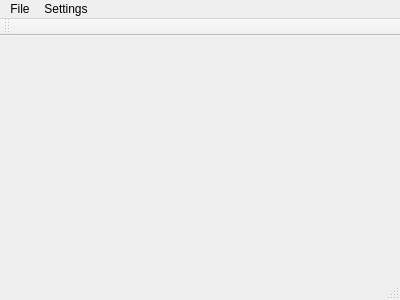
Above: mainwindow.ui from nnarain/dotrix before the change. Below: the same form after it.
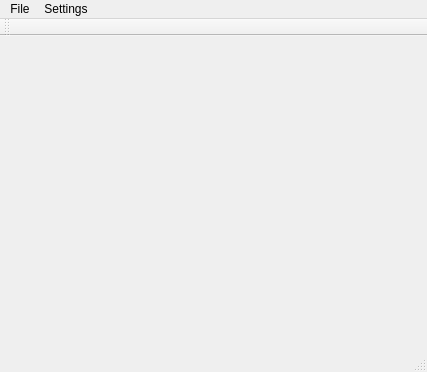
That is the form after the change.

Patch:
```diff
--- a/mainwindow.ui
+++ b/mainwindow.ui
@@ -6,8 +6,8 @@
    <rect>
     <x>0</x>
     <y>0</y>
-    <width>400</width>
-    <height>300</height>
+    <width>427</width>
+    <height>372</height>
    </rect>
   </property>
   <property name="windowTitle">
@@ -19,7 +19,7 @@
     <rect>
      <x>0</x>
      <y>0</y>
-     <width>400</width>
+     <width>427</width>
      <height>21</height>
     </rect>
    </property>
```
Left out of the diff: 15 changed lines with no effect on the pictures.
